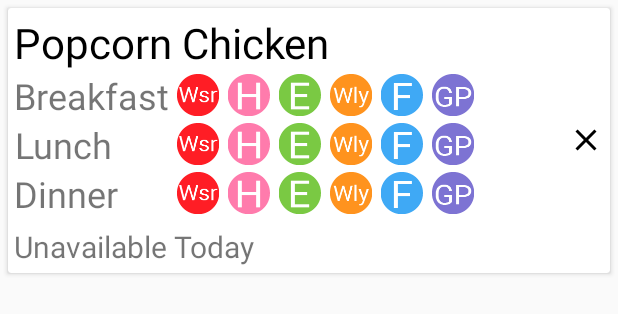
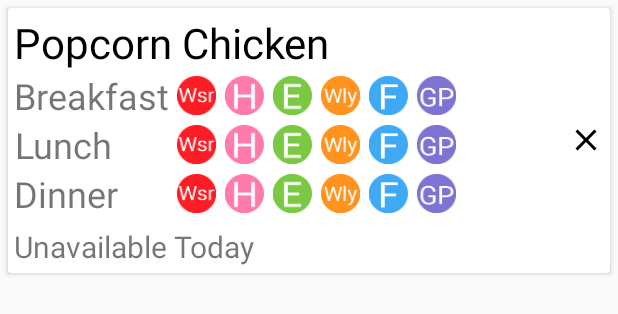
Before and after one commit to Purdue-ACM-SIGAPP/BoilerFaves, an Android app: the layout food_card.xml on its own in the app's theme, with its tools: preview values and no code run, on a phone screen of 412 x 824 dp. Shown: the top 314 px of the screen. Run offline under Robolectric (Android 15) with nearby library versions, the phone set to English and light mode, and no system bars.

Commit message:
Friendship with Picasso ended. Now Glide is my best friend

```diff
--- a/app/src/main/java/com/lshan/boilerfaves/Adapters/FoodAdapter.java
+++ b/app/src/main/java/com/lshan/boilerfaves/Adapters/FoodAdapter.java
@@ -3,6 +3,7 @@ package com.lshan.boilerfaves.Adapters;
 import android.content.Context;
 import android.support.v7.widget.CardView;
 import android.support.v7.widget.RecyclerView;
+import android.util.Log;
 import android.view.LayoutInflater;
 import android.view.View;
 import android.view.ViewGroup;
@@ -13,10 +14,10 @@ import android.widget.ImageView;
 import android.widget.RelativeLayout;
 import android.widget.TextView;
 
+import com.bumptech.glide.Glide;
 import com.lshan.boilerfaves.Models.FoodModel;
 import com.lshan.boilerfaves.R;
 import com.lshan.boilerfaves.Utils.SharedPrefsHelper;
-import com.squareup.picasso.Picasso;
 
 import java.util.ArrayList;
 import java.util.Collections;
@@ -26,6 +27,8 @@ import java.util.List;
 import butterknife.BindView;
 import butterknife.ButterKnife;
 import butterknife.OnClick;
+
+import static android.content.ContentValues.TAG;
 
 /**
  * Created by lshan on 12/16/2017.
@@ -134,22 +137,28 @@ public class FoodAdapter extends RecyclerView.Adapter<FoodAdapter.AreaViewHolder
                 icon.setVisibility(View.VISIBLE);
                 switch(court){
                     case "Windsor":
-                        Picasso.with(context).load(R.drawable.ic_windsor).into(icon);
+                        //Picasso.with(context).load(R.drawable.ic_windsor).fit().into(icon);
+                        Glide.with(context).load(R.drawable.ic_windsor).into(icon);
                         break;
                     case "Ford":
-                        Picasso.with(context).load(R.drawable.ic_ford).into(icon);
+                        //Picasso.with(context).load(R.drawable.ic_ford).fit().into(icon);
+                        Glide.with(context).load(R.drawable.ic_ford).into(icon);
                         break;
                     case "Wiley":
-                        Picasso.with(context).load(R.drawable.ic_wiley).into(icon);
+                        //Picasso.with(context).load(R.drawable.ic_wiley).fit().into(icon);
+                        Glide.with(context).load(R.drawable.ic_wiley).into(icon);
                         break;
                     case "Earhart":
-                        Picasso.with(context).load(R.drawable.ic_earhart).into(icon);
+                        //Picasso.get().load(R.drawable.ic_earhart).fit().into(icon);
+                        Glide.with(context).load(R.drawable.ic_earhart).into(icon);
                         break;
                     case "Hillenbrand":
-                        Picasso.with(context).load(R.drawable.ic_hillenbrand).into(icon);
+                        //Picasso.with(context).load(R.drawable.ic_hillenbrand).fit().into(icon);
+                        Glide.with(context).load(R.drawable.ic_hillenbrand).into(icon);
                         break;
                     case "The Gathering Place":
-                        icon.setImageResource(R.drawable.ic_gatheringplace);
+                        //icon.setImageResource(R.drawable.ic_gatheringplace);
+                        Glide.with(context).load(R.drawable.ic_gatheringplace).into(icon);
                         break;
                     default:
                         icon.setVisibility(View.GONE);
--- a/app/src/main/res/layout/food_card.xml
+++ b/app/src/main/res/layout/food_card.xml
@@ -1,5 +1,6 @@
 <?xml version="1.0" encoding="utf-8"?>
 <android.support.v7.widget.CardView xmlns:android="http://schemas.android.com/apk/res/android"
+    xmlns:app="http://schemas.android.com/apk/res-auto"
     android:id="@+id/food_card"
     android:layout_width="match_parent"
     android:layout_height="wrap_content"
@@ -35,7 +36,7 @@
             android:layout_alignParentRight="true"
             android:layout_centerVertical="true"
             android:background="?android:selectableItemBackground"
-            android:src="@drawable/ic_clear_black_24dp" />
+            app:srcCompat="@drawable/ic_clear_black_24dp" />
 
 
         <RelativeLayout
@@ -72,8 +73,8 @@
 
 
                 <ImageView
-                    android:layout_width="wrap_content"
-                    android:layout_height="wrap_content"
+                    android:layout_width="26dp"
+                    android:layout_height="26dp"
                     android:layout_column="1"
                     android:layout_gravity="center"
                     android:layout_marginRight="6dp"
@@ -81,8 +82,8 @@
                     android:src="@drawable/ic_windsor" />
 
                 <ImageView
-                    android:layout_width="wrap_content"
-                    android:layout_height="wrap_content"
+                    android:layout_width="26dp"
+                    android:layout_height="26dp"
                     android:layout_column="2"
                     android:layout_gravity="center"
                     android:layout_marginRight="6dp"
@@ -91,27 +92,28 @@
 
 
                 <ImageView
-                    android:layout_width="wrap_content"
-                    android:layout_height="wrap_content"
+                    android:layout_width="26dp"
+                    android:layout_height="26dp"
                     android:layout_column="3"
                     android:layout_gravity="center"
                     android:layout_marginRight="6dp"
                     android:layout_row="0"
-                    android:src="@drawable/ic_earhart" />
+                    android:src="@drawable/ic_earhart"
+                    />
 
                 <ImageView
-                    android:layout_width="wrap_content"
-                    android:layout_height="wrap_content"
+                    android:layout_width="26dp"
+                    android:layout_height="26dp"
                     android:layout_column="4"
                     android:layout_gravity="center"
                     android:layout_marginRight="6dp"
                     android:layout_row="0"
                     android:src="@drawable/ic_wiley"
-                    android:stretchMode="columnWidth" />
+                    />
 
                 <ImageView
-                    android:layout_width="wrap_content"
-                    android:layout_height="wrap_content"
+                    android:layout_width="26dp"
+                    android:layout_height="26dp"
                     android:layout_column="5"
                     android:layout_gravity="center"
                     android:layout_marginRight="6dp"
@@ -119,8 +121,8 @@
                     android:src="@drawable/ic_ford" />
 
                 <ImageView
-                    android:layout_width="wrap_content"
-                    android:layout_height="wrap_content"
+                    android:layout_width="26dp"
+                    android:layout_height="26dp"
                     android:layout_column="6"
                     android:layout_gravity="center"
                     android:layout_marginRight="6dp"
@@ -130,8 +132,8 @@
 
                 <!--Empty image layout used for formatting-->
                 <ImageView
-                    android:layout_width="wrap_content"
-                    android:layout_height="wrap_content"
+                    android:layout_width="26dp"
+                    android:layout_height="26dp"
                     android:layout_column="7"
                     android:layout_gravity="center"
                     android:layout_marginRight="6dp"
@@ -152,8 +154,8 @@
 
 
                 <ImageView
-                    android:layout_width="wrap_content"
-                    android:layout_height="wrap_content"
+                    android:layout_width="26dp"
+                    android:layout_height="26dp"
                     android:layout_column="1"
                     android:layout_gravity="center"
                     android:layout_marginRight="6dp"
@@ -161,8 +163,8 @@
                     android:src="@drawable/ic_windsor" />
 
                 <ImageView
-                    android:layout_width="wrap_content"
-                    android:layout_height="wrap_content"
+                    android:layout_width="26dp"
+                    android:layout_height="26dp"
                     android:layout_column="2"
                     android:layout_gravity="center"
                     android:layout_marginRight="6dp"
@@ -170,8 +172,8 @@
                     android:src="@drawable/ic_hillenbrand" />
 
                 <ImageView
-                    android:layout_width="wrap_content"
-                    android:layout_height="wrap_content"
+                    android:layout_width="26dp"
+                    android:layout_height="26dp"
                     android:layout_column="3"
                     android:layout_gravity="center"
                     android:layout_marginRight="6dp"
@@ -179,8 +181,8 @@
                     android:src="@drawable/ic_earhart" />
 
                 <ImageView
-                    android:layout_width="wrap_content"
-                    android:layout_height="wrap_content"
+                    android:layout_width="26dp"
+                    android:layout_height="26dp"
                     android:layout_column="4"
                     android:layout_gravity="center"
                     android:layout_marginRight="6dp"
@@ -188,8 +190,8 @@
                     android:src="@drawable/ic_wiley" />
 
                 <ImageView
-                    android:layout_width="wrap_content"
-                    android:layout_height="wrap_content"
+                    android:layout_width="26dp"
+                    android:layout_height="26dp"
                     android:layout_column="5"
                     android:layout_gravity="center"
                     android:layout_marginRight="6dp"
@@ -198,8 +200,8 @@
 
 
                 <ImageView
-                    android:layout_width="wrap_content"
-                    android:layout_height="wrap_content"
+                    android:layout_width="26dp"
+                    android:layout_height="26dp"
                     android:layout_column="6"
                     android:layout_gravity="center"
                     android:layout_marginRight="6dp"
@@ -208,8 +210,8 @@
 
                 <!--Empty image layout used for formatting-->
                 <ImageView
-                    android:layout_width="wrap_content"
-                    android:layout_height="wrap_content"
+                    android:layout_width="26dp"
+                    android:layout_height="26dp"
                     android:layout_column="7"
                     android:layout_gravity="center"
                     android:layout_marginRight="6dp"
@@ -229,8 +231,8 @@
 
 
                 <ImageView
-                    android:layout_width="wrap_content"
-                    android:layout_height="wrap_content"
+                    android:layout_width="26dp"
+                    android:layout_height="26dp"
                     android:layout_column="1"
                     android:layout_gravity="center"
                     android:layout_marginRight="6dp"
@@ -238,8 +240,8 @@
                     android:src="@drawable/ic_windsor" />
 
                 <ImageView
-                    android:layout_width="wrap_content"
-                    android:layout_height="wrap_content"
+                    android:layout_width="26dp"
+                    android:layout_height="26dp"
                     android:layout_column="2"
                     android:layout_gravity="center"
                     android:layout_marginRight="6dp"
@@ -247,8 +249,8 @@
                     android:src="@drawable/ic_hillenbrand" />
 
                 <ImageView
-                    android:layout_width="wrap_content"
-                    android:layout_height="wrap_content"
+                    android:layout_width="26dp"
+                    android:layout_height="26dp"
                     android:layout_column="3"
                     android:layout_gravity="center"
                     android:layout_marginRight="6dp"
@@ -256,8 +258,8 @@
                     android:src="@drawable/ic_earhart" />
 
                 <ImageView
-                    android:layout_width="wrap_content"
-                    android:layout_height="wrap_content"
+                    android:layout_width="26dp"
+                    android:layout_height="26dp"
                     android:layout_column="4"
                     android:layout_gravity="center"
                     android:layout_marginRight="6dp"
@@ -265,8 +267,8 @@
                     android:src="@drawable/ic_wiley" />
 
                 <ImageView
-                    android:layout_width="wrap_content"
-                    android:layout_height="wrap_content"
+                    android:layout_width="26dp"
+                    android:layout_height="26dp"
                     android:layout_column="5"
                     android:layout_gravity="center"
                     android:layout_marginRight="6dp"
@@ -275,8 +277,8 @@
 
 
                 <ImageView
-                    android:layout_width="wrap_content"
-                    android:layout_height="wrap_content"
+                    android:layout_width="26dp"
+                    android:layout_height="26dp"
                     android:layout_column="6"
                     android:layout_gravity="center"
                     android:layout_marginRight="6dp"
@@ -286,8 +288,8 @@
 
                 <!--Empty image layout used for formatting-->
                 <ImageView
-                    android:layout_width="wrap_content"
-                    android:layout_height="wrap_content"
+                    android:layout_width="26dp"
+                    android:layout_height="26dp"
                     android:layout_column="7"
                     android:layout_gravity="center"
                     android:layout_marginRight="6dp"
```
Also changed, not shown: app/build.gradle (+9 -2 lines).
